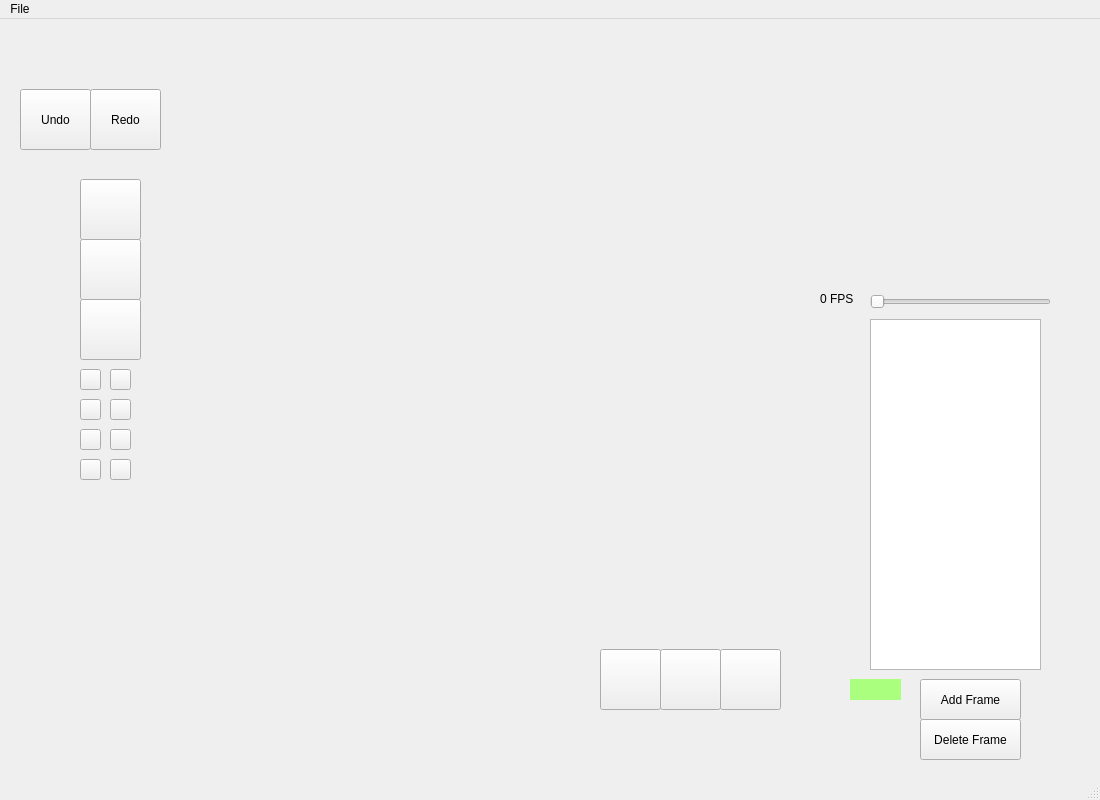
Above: SpriteEditor/spriteview.ui from bestcreator01/sprite-editor before the change. Below: the same form after it.
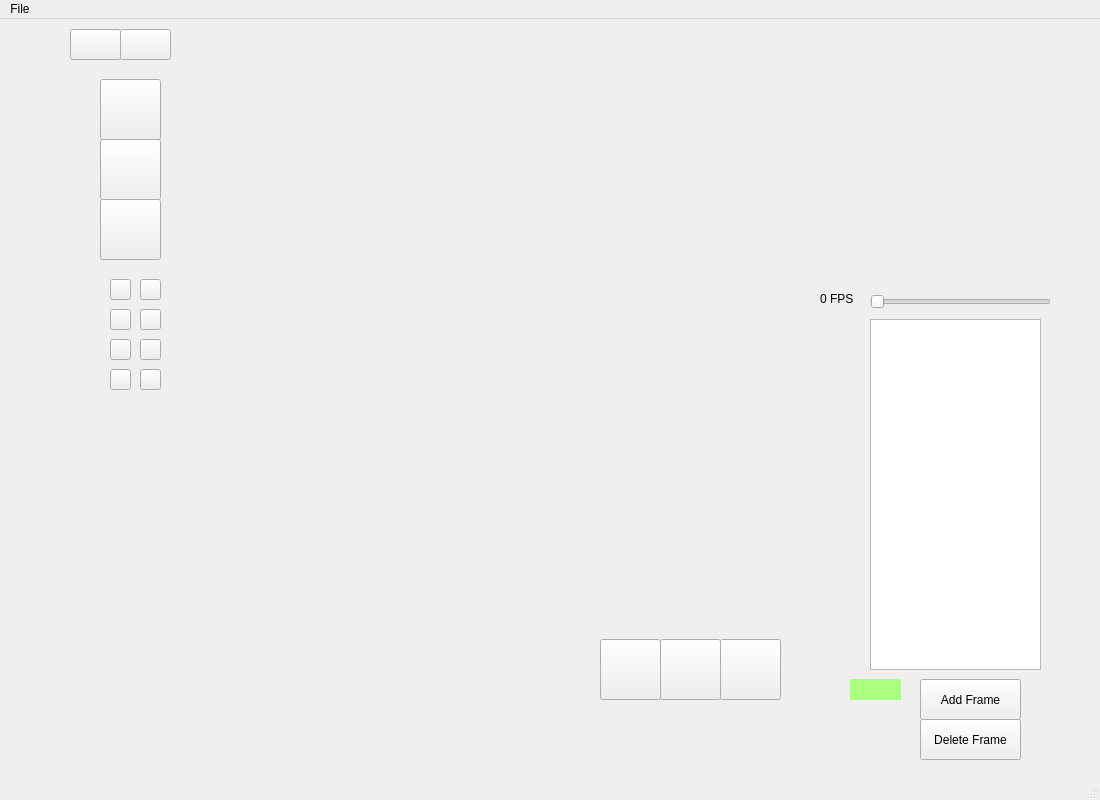
That is the form after the change.

Commit message: Added undo/redo icons, and minor ui stuff.

```diff
--- a/SpriteEditor/spriteview.ui
+++ b/SpriteEditor/spriteview.ui
@@ -36,8 +36,8 @@
    <widget class="QPushButton" name="penButton">
     <property name="geometry">
      <rect>
-      <x>80</x>
-      <y>160</y>
+      <x>100</x>
+      <y>60</y>
       <width>61</width>
       <height>61</height>
      </rect>
@@ -55,8 +55,8 @@
    <widget class="QPushButton" name="eraserButton">
     <property name="geometry">
      <rect>
-      <x>80</x>
-      <y>220</y>
+      <x>100</x>
+      <y>120</y>
       <width>61</width>
       <height>61</height>
      </rect>
@@ -74,8 +74,8 @@
    <widget class="QPushButton" name="sprayButton">
     <property name="geometry">
      <rect>
-      <x>80</x>
-      <y>280</y>
+      <x>100</x>
+      <y>180</y>
       <width>61</width>
       <height>61</height>
      </rect>
@@ -177,8 +177,8 @@
    <widget class="QPushButton" name="colorRed">
     <property name="geometry">
      <rect>
-      <x>80</x>
-      <y>350</y>
+      <x>110</x>
+      <y>260</y>
       <width>21</width>
       <height>21</height>
      </rect>
@@ -190,8 +190,8 @@
    <widget class="QPushButton" name="colorOrange">
     <property name="geometry">
      <rect>
-      <x>110</x>
-      <y>350</y>
+      <x>140</x>
+      <y>260</y>
       <width>21</width>
       <height>21</height>
      </rect>
@@ -203,8 +203,8 @@
    <widget class="QPushButton" name="colorYellow">
     <property name="geometry">
      <rect>
-      <x>80</x>
-      <y>380</y>
+      <x>110</x>
+      <y>290</y>
       <width>21</width>
       <height>21</height>
      </rect>
@@ -216,8 +216,8 @@
    <widget class="QPushButton" name="colorGreen">
     <property name="geometry">
      <rect>
-      <x>110</x>
-      <y>380</y>
+      <x>140</x>
+      <y>290</y>
       <width>21</width>
       <height>21</height>
      </rect>
@@ -230,7 +230,7 @@
     <property name="geometry">
      <rect>
       <x>600</x>
-      <y>630</y>
+      <y>620</y>
       <width>61</width>
       <height>61</height>
      </rect>
@@ -249,7 +249,7 @@
     <property name="geometry">
      <rect>
       <x>660</x>
-      <y>630</y>
+      <y>620</y>
       <width>61</width>
       <height>61</height>
      </rect>
@@ -268,7 +268,7 @@
     <property name="geometry">
      <rect>
       <x>720</x>
-      <y>630</y>
+      <y>620</y>
       <width>61</width>
       <height>61</height>
      </rect>
@@ -286,34 +286,46 @@
    <widget class="QPushButton" name="undoButton">
     <property name="geometry">
      <rect>
-      <x>20</x>
-      <y>70</y>
-      <width>71</width>
-      <height>61</height>
+      <x>70</x>
+      <y>10</y>
+      <width>51</width>
+      <height>31</height>
      </rect>
     </property>
     <property name="text">
-     <string>Undo</string>
+     <string/>
+    </property>
+    <property name="iconSize">
+     <size>
+      <width>20</width>
+      <height>20</height>
+     </size>
     </property>
    </widget>
    <widget class="QPushButton" name="redoButton">
     <property name="geometry">
      <rect>
-      <x>90</x>
-      <y>70</y>
-      <width>71</width>
-      <height>61</height>
+      <x>120</x>
+      <y>10</y>
+      <width>51</width>
+      <height>31</height>
      </rect>
     </property>
     <property name="text">
-     <string>Redo</string>
+     <string/>
+    </property>
+    <property name="iconSize">
+     <size>
+      <width>20</width>
+      <height>20</height>
+     </size>
     </property>
    </widget>
    <widget class="QPushButton" name="colorPurple">
     <property name="geometry">
      <rect>
-      <x>110</x>
-      <y>410</y>
+      <x>140</x>
+      <y>320</y>
       <width>21</width>
       <height>21</height>
      </rect>
@@ -325,8 +337,8 @@
    <widget class="QPushButton" name="colorWhite">
     <property name="geometry">
      <rect>
-      <x>110</x>
-      <y>440</y>
+      <x>140</x>
+      <y>350</y>
       <width>21</width>
       <height>21</height>
      </rect>
@@ -338,8 +350,8 @@
    <widget class="QPushButton" name="colorBlack">
     <property name="geometry">
      <rect>
-      <x>80</x>
-      <y>440</y>
+      <x>110</x>
+      <y>350</y>
       <width>21</width>
       <height>21</height>
      </rect>
@@ -351,8 +363,8 @@
    <widget class="QPushButton" name="colorBlue">
     <property name="geometry">
      <rect>
-      <x>80</x>
-      <y>410</y>
+      <x>110</x>
+      <y>320</y>
       <width>21</width>
       <height>21</height>
      </rect>
```
The commit also changes 4 other files.
